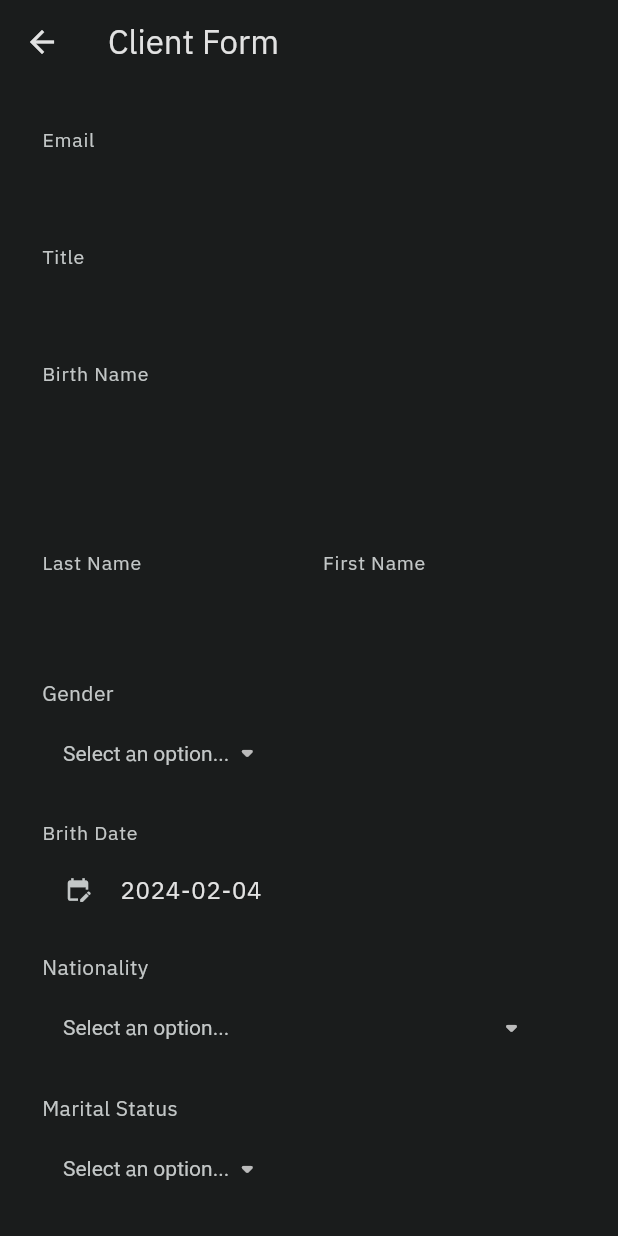
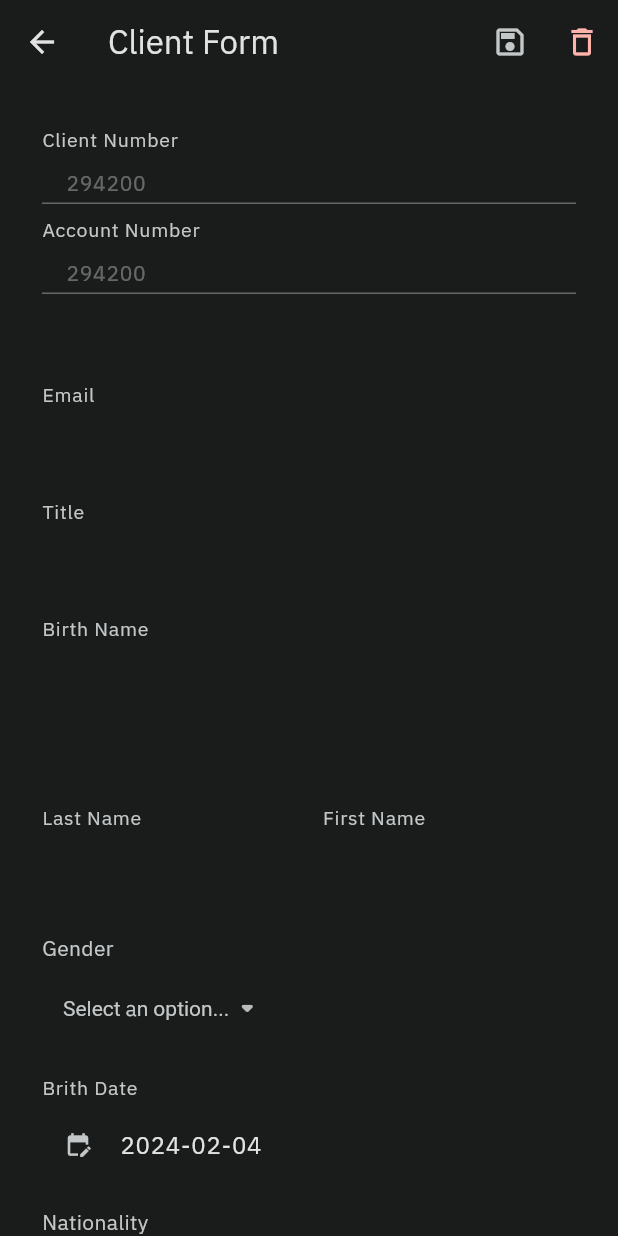
Before and after one commit to far-sighted/-freelance-crm-flutter, a Flutter app: the ClientList screen opened directly with empty values, after a tap on the "add" icon, on a phone screen of 412 x 824 dp. Run offline on Flutter 3.47's test engine with Material 3 defaults, Android fonts, the phone set to English and light mode, and no system bars; our stand-ins replace google_fonts, shared_preferences; accounts and stored records are empty; network calls fail.

Commit message:
adding few tweeks

```diff
--- /dev/null
+++ b/lib/helper/ref-number-generator.dart
@@ -0,0 +1,17 @@
+import 'dart:math';
+
+class NumberGenerator {
+  late String generatedValue;
+
+  NumberGenerator(String code, String id) {
+    generatedValue =
+        "$code$id${_generateRandomNumber()}${_generateCheckDigit(id)}";
+  }
+
+  int _generateRandomNumber() => Random().nextInt(90000) + 10000;
+
+  int _generateCheckDigit(String uid) =>
+      uid.split('').map(int.parse).fold(0, (sum, digit) => sum + digit) % 11;
+
+  String get getGeneratedValue => generatedValue;
+}
--- a/lib/screen/client-form.dart
+++ b/lib/screen/client-form.dart
@@ -1,3 +1,4 @@
+import 'package:crm/helper/ref-number-generator.dart';
 import 'package:crm/mocks/customer-status.dart';
 import 'package:crm/mocks/list-countries.dart';
 import 'package:crm/mocks/marital-status.dart';
@@ -9,7 +10,10 @@ import 'package:flutter/material.dart';
 import 'package:crm/widget/input.dart';
 
 class ClientForm extends StatefulWidget {
-  const ClientForm({Key? key}) : super(key: key);
+  final String id;
+  final String code;
+
+  const ClientForm({super.key, required this.id, required this.code});
 
   @override
   State<ClientForm> createState() => _ClientFormState();
@@ -21,11 +25,52 @@ class _ClientFormState extends State<ClientForm> {
     return Scaffold(
       appBar: AppBar(
         title: const Text('Client Form'),
+        actions: [
+          IconButton(
+            icon: const Icon(Icons.save_outlined),
+            onPressed: () => print("Save"),
+          ),
+          IconButton(
+            icon: Icon(Icons.delete_outline,
+                color: Theme.of(context).colorScheme.error),
+            onPressed: () => print("Delete"),
+          ),
+        ],
       ),
       body: SingleChildScrollView(
         padding: const EdgeInsets.symmetric(horizontal: 10.0, vertical: 10.0),
         child: Column(
           children: [
+            Card(
+              elevation: 1,
+              shadowColor: Colors.transparent,
+              child: Padding(
+                padding: const EdgeInsets.only(
+                    left: 14, right: 14, top: 14, bottom: 18),
+                child: Column(
+                  children: <Widget>[
+                    Input(
+                      label: "Client Number",
+                      background: true,
+                      enabled: false,
+                      controller: TextEditingController(
+                          text: NumberGenerator(widget.code, widget.id)
+                              .getGeneratedValue),
+                    ),
+                    const SizedBox(height: 8),
+                    Input(
+                      label: "Account Number",
+                      background: true,
+                      enabled: false,
+                      controller: TextEditingController(
+                          text: NumberGenerator(widget.code, widget.id)
+                              .getGeneratedValue),
+                    ),
+                  ],
+                ),
+              ),
+            ),
+            const SizedBox(height: 18),
             const Card(
               elevation: 1,
               shadowColor: Colors.transparent,
@@ -221,7 +266,6 @@ class _ClientFormState extends State<ClientForm> {
                         background: true,
                       ),
                       const SizedBox(height: 18),
-
                     ],
                   )),
             ),
@@ -275,6 +319,10 @@ class _ClientFormState extends State<ClientForm> {
               ),
             ),
             const SizedBox(height: 18),
+            const Input(
+                label: "Customer Advisor: User ID",
+                placeholder: " Customer advisor: user ID"),
+            SizedBox(height: 18),
           ],
         ),
       ),
--- a/lib/screen/client-list.dart
+++ b/lib/screen/client-list.dart
@@ -5,8 +5,13 @@ import 'package:crm/component/client-floating-add-button.dart';
 class ClientList extends StatefulWidget {
   final String id;
   final String zone;
+  final String districtId;
 
-  const ClientList({super.key, required this.id, required this.zone});
+  const ClientList(
+      {super.key,
+      required this.id,
+      required this.zone,
+      required this.districtId});
 
   @override
   State<ClientList> createState() => _ClientListState();
@@ -19,7 +24,11 @@ class _ClientListState extends State<ClientList> {
       appBar: AppBar(
         title: Text('${widget.zone} Clients'),
       ),
-      floatingActionButton: const FloatingButton(path: ClientForm()),
+      floatingActionButton: FloatingButton(
+          path: ClientForm(
+        id: widget.id,
+        code: widget.districtId,
+      )),
     );
   }
 }
--- a/lib/screen/sub-districts.dart
+++ b/lib/screen/sub-districts.dart
@@ -58,6 +58,7 @@ class _SubDistrictsState extends State<SubDistricts> {
                         Navigator.of(context).push(
                           MaterialPageRoute(
                               builder: (context) => ClientList(
+                                  districtId: subDistricts[index].districtId,
                                   zone: subDistricts[index].zone,
                                   id: subDistricts[index].id)),
                         );
--- /dev/null
+++ b/lib/service/client.service.dart
@@ -0,0 +1,3 @@
+class ClientService {
+  ClientService();
+}
```
